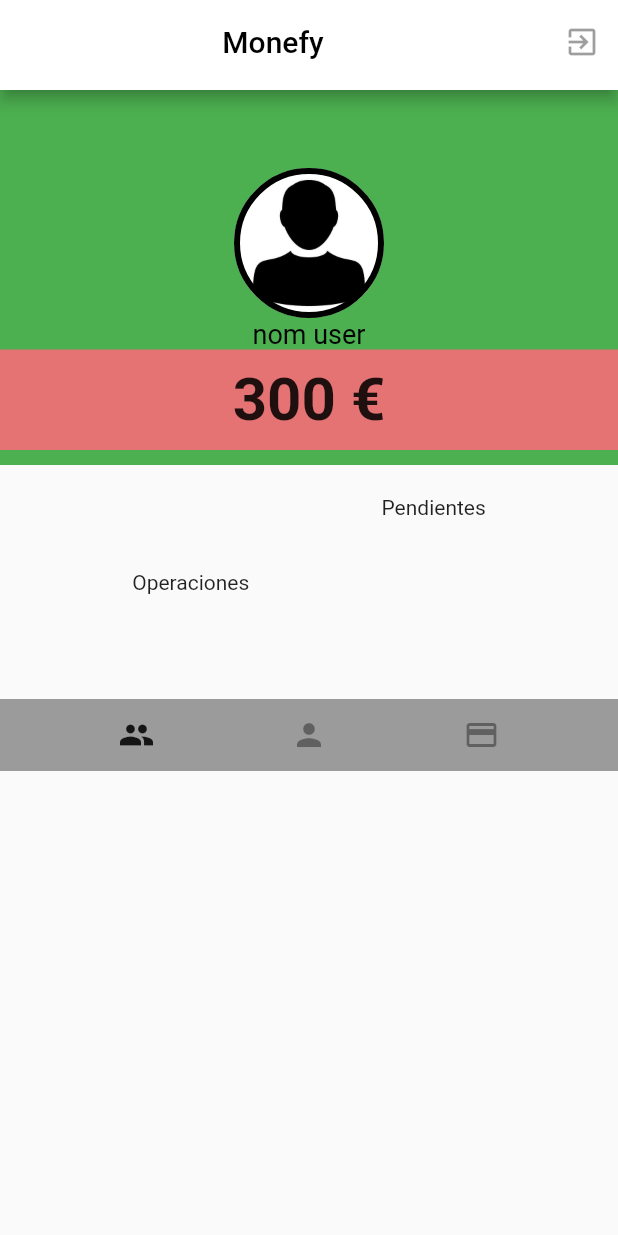
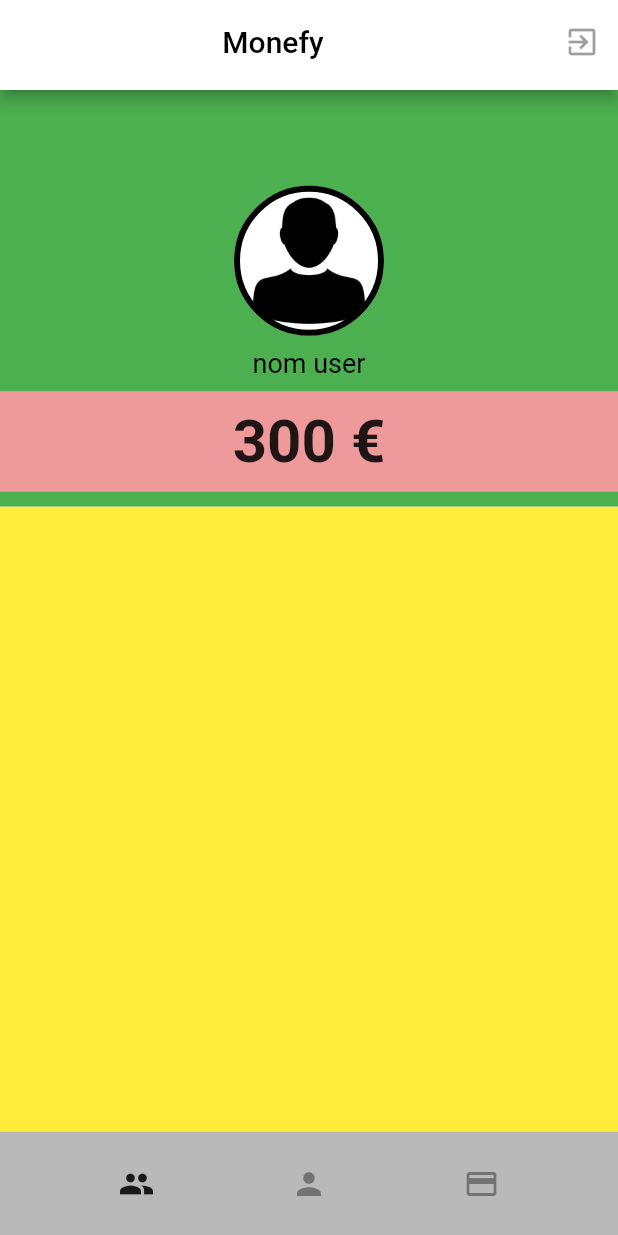
Before and after one commit to mbruguerag/flutter_firebase_test, a Flutter app: the screen it shows after launch, on a phone screen of 412 x 824 dp. Run offline on Flutter 3.47's test engine with Material 2 defaults, Android fonts, the light colour scheme and no system bars.

Commit message:
Reestructuració del codi

```diff
--- a/lib/PofilePage.dart
+++ /dev/null
@@ -1,3 +0,0 @@
-//import 'dart:io';
-
-//import 'package:flutter/material.dart';
--- a/lib/main.dart
+++ b/lib/main.dart
@@ -1,5 +1,7 @@
 import 'package:flutter/material.dart';
-//import 'package:Monefy/ProfilePage.dart';
+import 'package:firebase/pages/ProfilePage.dart';
+import 'package:firebase/pages/ContactPage.dart';
+import 'package:firebase/pages/EventPage.dart';
 
 //BUENA
 void main() => runApp(Monefy());
@@ -8,174 +10,13 @@ class Monefy extends StatelessWidget {
   @override
   Widget build(BuildContext context) {
     return MaterialApp(
+      theme: ThemeData(primaryColor: Colors.teal),
       routes: {
         '/perfil': (context) => ProfilePage(),
         '/contactes': (context) => ContactPage(),
+        '/events': (context) => EventPage(),
       },
       initialRoute: '/perfil',
     );
   }
 }
-
-class ProfilePage extends StatefulWidget {
-  @override
-  _ProfilePageState createState() => _ProfilePageState();
-}
-
-class _ProfilePageState extends State<ProfilePage> {
-  @override
-  Widget build(BuildContext context) {
-    final divider = Container(
-      height: 20,
-      color: Colors.transparent,
-    );
-
-    return Scaffold(
-      appBar: PreferredSize(
-        preferredSize: Size.fromHeight(60.0),
-        child: AppBar(
-          backgroundColor: Colors.white,
-          title: Center(
-            child: Text(
-              'Monefy',
-              style: TextStyle(color: Colors.black),
-            ),
-          ),
-          actions: <Widget>[
-            IconButton(
-              icon: Icon(Icons.exit_to_app),
-            )
-          ],
-        ),
-      ),
-      body: Column(
-        crossAxisAlignment:
-            CrossAxisAlignment.stretch, // centrem la imatge user
-        children: <Widget>[
-          Container(
-            // VERD
-            color: Colors.green,
-            height: 250,
-            padding: EdgeInsets.only(bottom: 10),
-            child: Column(
-              mainAxisAlignment: MainAxisAlignment.end,
-              children: <Widget>[
-                Container(
-                  width: 100,
-                  height: 100,
-                  decoration: BoxDecoration(
-                    image: DecorationImage(
-                      image: AssetImage('assets/usuario.jpg'),
-                      fit: BoxFit.cover,
-                    ),
-                    shape: BoxShape.circle,
-                    border: Border.all(
-                      color: Colors.black,
-                      width: 4,
-                    ),
-                  ),
-                ),
-                Text(
-                  'nom user',
-                  style: TextStyle(
-                    color: Colors.black,
-                    fontSize: 18,
-                  ),
-                ),
-                Container(
-                  // VERMELL
-                  padding: EdgeInsets.symmetric(vertical: 10),
-                  color: Colors.red[300],
-                  child: Row(
-                    mainAxisAlignment: MainAxisAlignment.spaceEvenly,
-                    children: <Widget>[
-                      Column(
-                        children: <Widget>[
-                          Text(
-                            '300 €',
-                            style: TextStyle(
-                              fontSize: 40,
-                              fontWeight: FontWeight.bold,
-                            ),
-                          ),
-                        ],
-                      )
-                    ],
-                  ),
-                ),
-              ],
-            ),
-          ),
-          divider,
-          Container(
-            //OP (BLAU)
-            child: Row(
-              mainAxisAlignment: MainAxisAlignment.spaceEvenly,
-              children: <Widget>[
-                Column(
-                  children: <Widget>[
-                    Text('Operaciones'),
-                    Container(),
-                  ],
-                ),
-                Column(
-                  children: <Widget>[
-                    Text('Pendientes'),
-                    Container(height: 100, color: Colors.yellow),
-                  ],
-                ),
-              ],
-            ),
-          ),
-          divider,
-          Container(
-            color: Colors.black38,
-            child: Row(
-              mainAxisAlignment: MainAxisAlignment.spaceEvenly,
-              children: <Widget>[
-                Column(
-                  children: <Widget>[
-                    IconButton(
-                      icon: Icon(Icons.people),
-                      onPressed: () {
-                        Navigator.of(context).pushNamed('/contactes');
-                      },
-                    )
-                  ],
-                ),
-                Column(
-                  children: <Widget>[
-                    IconButton(
-                      icon: Icon(Icons.person),
-                    ),
-                  ],
-                ),
-                Column(
-                  children: <Widget>[
-                    IconButton(
-                      icon: Icon(Icons.payment),
-                    ),
-                  ],
-                ),
-              ],
-            ),
-          ),
-        ],
-      ),
-    );
-  }
-}
-
-class ContactPage extends StatefulWidget {
-  @override
-  _ContactPageState createState() => _ContactPageState();
-}
-
-class _ContactPageState extends State<ContactPage> {
-  @override
-  Widget build(BuildContext context) {
-    return Container(
-      color: Colors.red,
-    );
-  }
-}
--- /dev/null
+++ b/lib/pages/ContactPage.dart
@@ -0,0 +1,15 @@
+import 'package:flutter/material.dart';
+
+class ContactPage extends StatefulWidget {
+  @override
+  _ContactPageState createState() => _ContactPageState();
+}
+
+class _ContactPageState extends State<ContactPage> {
+  @override
+  Widget build(BuildContext context) {
+    return Container(
+      color: Colors.red,
+    );
+  }
+}
--- /dev/null
+++ b/lib/pages/EventPage.dart
@@ -0,0 +1,16 @@
+import 'package:flutter/material.dart';
+
+class EventPage extends StatefulWidget {
+  @override
+  _EventPageState createState() => _EventPageState();
+}
+
+class _EventPageState extends State<EventPage> {
+  @override
+  Widget build(BuildContext context) {
+    return Container(
+      color: Colors.blue,
+
+    );
+  }
+}
--- /dev/null
+++ b/lib/pages/ProfilePage.dart
@@ -0,0 +1,169 @@
+import 'package:flutter/material.dart';
+
+
+class ProfilePage extends StatefulWidget {
+  @override
+  _ProfilePageState createState() => _ProfilePageState();
+}
+
+class _ProfilePageState extends State<ProfilePage> {
+  @override
+  Widget build(BuildContext context) {
+    final divider = Container(
+      height: 20,
+      color: Colors.transparent,
+    );
+
+    return Scaffold(
+      appBar: PreferredSize(
+        preferredSize: Size.fromHeight(60.0),
+        child: AppBar(
+          backgroundColor: Colors.white,
+          title: Center(
+            child: Text(
+              'Monefy',
+              style: TextStyle(color: Colors.black),
+            ),
+          ),
+          actions: <Widget>[
+            IconButton(
+              icon: Icon(Icons.exit_to_app),
+            )
+          ],
+        ),
+      ),
+      body: Column(
+        crossAxisAlignment:
+            CrossAxisAlignment.stretch, // centrem la imatge user
+        children: <Widget>[
+          Expanded(flex:4,
+            child: Containerperfil()),
+          Expanded(flex:6,
+            child: Containerop()),
+          Expanded(child: Barrainferior()),
+        ],
+      ),
+    );
+  }
+}
+
+class Containerperfil extends StatefulWidget {
+  @override
+  _ContainerperfilState createState() => _ContainerperfilState();
+}
+
+class _ContainerperfilState extends State<Containerperfil> {
+  @override
+  Widget build(BuildContext context) {
+    return Container(
+            // VERD
+            color: Colors.green,
+            //height: 250,
+            padding: EdgeInsets.only(bottom: 10),
+            child: Column(
+              mainAxisAlignment: MainAxisAlignment.end,
+              children: <Widget>[
+                Container(
+                  width: 100,
+                  height: 100,
+                  decoration: BoxDecoration(
+                    image: DecorationImage(
+                      image: AssetImage('assets/usuario.jpg'),
+                      fit: BoxFit.cover,
+                    ),
+                    shape: BoxShape.circle,
+                    border: Border.all(
+                      color: Colors.black,
+                      width: 4,
+                    ),
+                  ),
+                ),
+                Padding(
+                  padding: const EdgeInsets.all(8.0),
+                  child: Text(
+                    'nom user',
+                    style: TextStyle(
+                      color: Colors.black,
+                      fontSize: 18,
+                    ),
+                  ),
+                ),
+                Container(
+                  // VERMELL
+                  padding: EdgeInsets.symmetric(vertical: 10),
+                  color: Colors.red[200],
+                  child: Row(
+                    mainAxisAlignment: MainAxisAlignment.spaceEvenly,
+                    children: <Widget>[
+                      Column(
+                        children: <Widget>[
+                          Text(
+                            '300 €',
+                            style: TextStyle(
+                              fontSize: 40,
+                              fontWeight: FontWeight.bold,
+                            ),
+                          ),
+                        ],
+                      )
+                    ],
+                  ),
+                ),
+              ],
+            ),
+          );
+  }
+}
+class Containerop extends StatefulWidget {
+  @override
+  _ContaineropState createState() => _ContaineropState();
+}
+
+class _ContaineropState extends State<Containerop> {
+  @override
+  Widget build(BuildContext context) {
+    return Container(color:Colors.yellow,
+            //OPERACIONES
+
+          );
+  }
+}
+
+
+
+class Barrainferior extends StatefulWidget {
+  @override
+  _BarrainferiorState createState() => _BarrainferiorState();
+}
+
+class _BarrainferiorState extends State<Barrainferior> {
+  @override
+  Widget build(BuildContext context) {
+    return Container(
+            color: Colors.black26,
+            child: Row(
+              mainAxisAlignment: MainAxisAlignment.spaceEvenly,
+              children: <Widget>[
+                IconButton(
+                  icon: Icon(Icons.people),
+                  onPressed: () {
+                    Navigator.of(context).pushNamed('/contactes');
+                  },
+                ),
+                IconButton(
+                  icon: Icon(Icons.person),
+                 // onPressed: ()// {
+                  //  Navigator.of(context).pushNamed('/perfil');
+                 // },
+                ),
+                IconButton(
+                  icon: Icon(Icons.payment),
+                 // onPressed: () //{
+                   // Navigator.of(context).pushNamed('/events');
+                  //},
+                ),
+              ],
+            ),
+          );
+  }
+}
```
